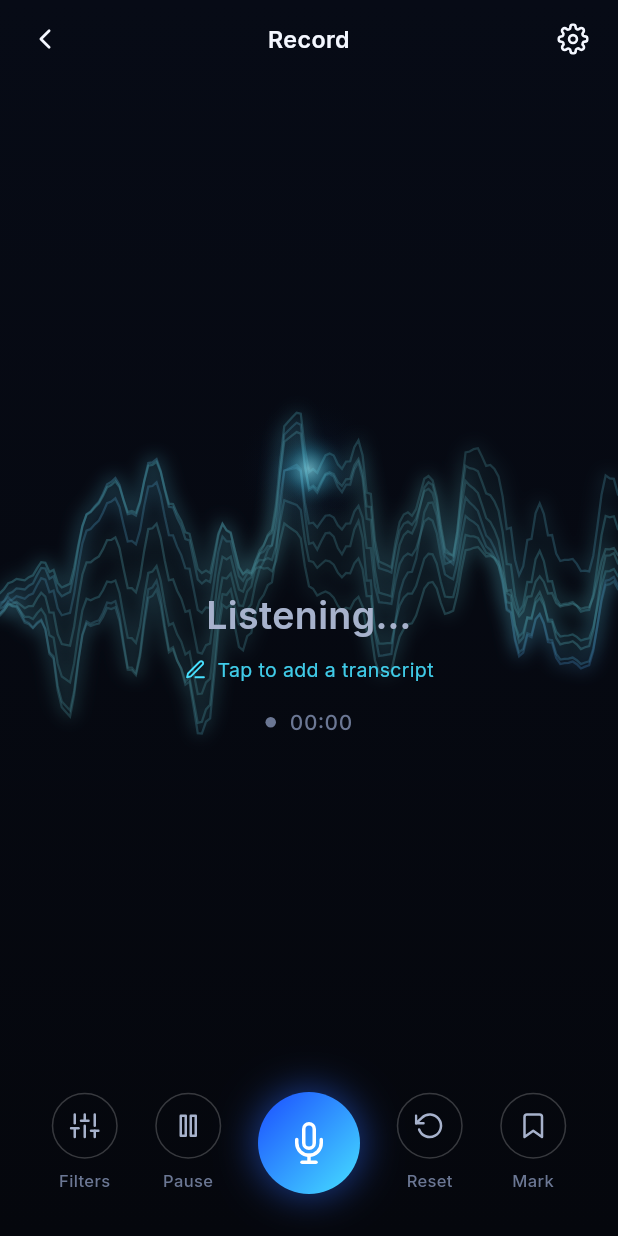
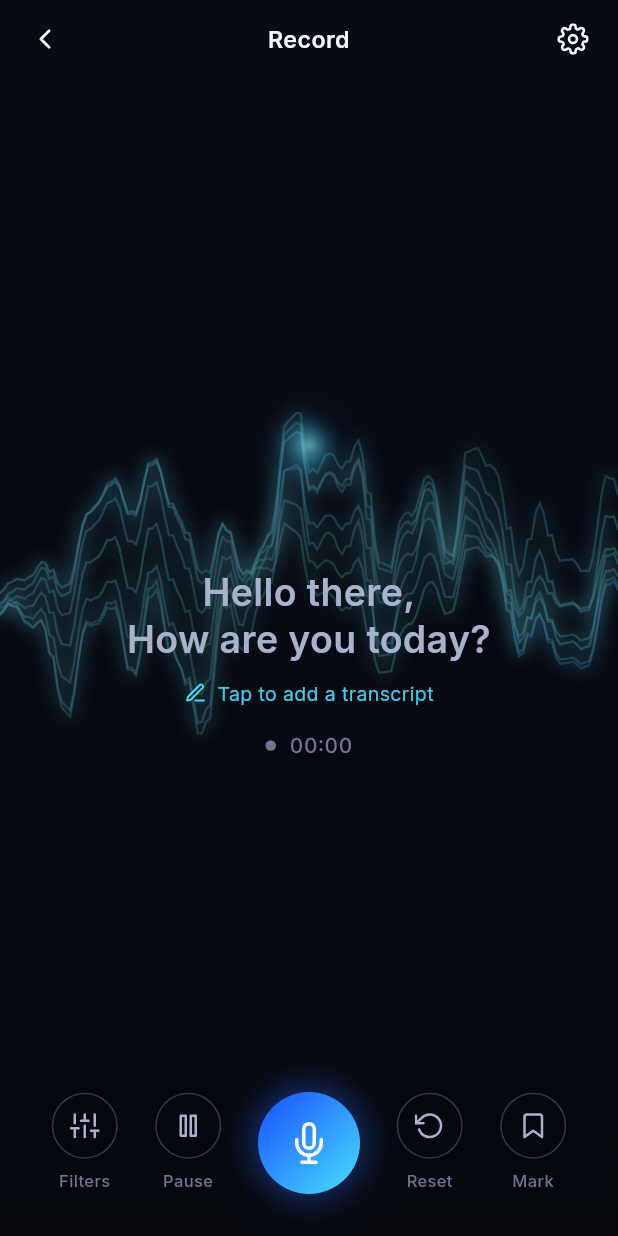
Before and after one commit to iSCROAT/scroatt-fall, a Flutter app: the RecordScreen screen opened directly, on a phone screen of 412 x 824 dp. Run offline on Flutter 3.47's test engine with Material 3 defaults, Android fonts, the phone set to English and light mode, and no system bars; our stand-ins replace flutter_local_notifications, flutter_svg, just_audio, permission_handler, shared_preferences; missing offline and left inert: audio_decoder, record; accounts and stored records are empty.

Commit message:
fix(gravador): mostra a saudacao inicial com o nome escolhido

```diff
--- a/app/lib/features/record/record_screen.dart
+++ b/app/lib/features/record/record_screen.dart
@@ -892,14 +892,17 @@ class _TranscriptBlock extends StatelessWidget {
 
   @override
   Widget build(BuildContext context) {
+    // Sem fala, o bloco mostra a saudacao inicial (o nome escolhido pelo
+    // usuario) e o convite para editar a transcricao. Depois da primeira
+    // transcricao, o texto e o proprio conteudo.
     if (!hasSpeech) {
       return GestureDetector(
         onTap: onEdit,
         child: Column(
           children: [
-            const Text(
-              'Listening…',
-              style: TextStyle(
+            Text(
+              transcript,
+              style: const TextStyle(
                 fontSize: 25,
                 height: 1.24,
                 fontWeight: FontWeight.w600,
```
